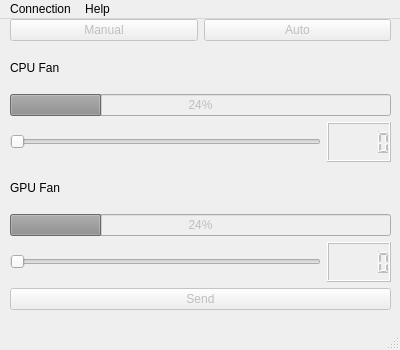
Old version of the form Qt/mainwindow.ui in the repository mbober1/ESPCooling.
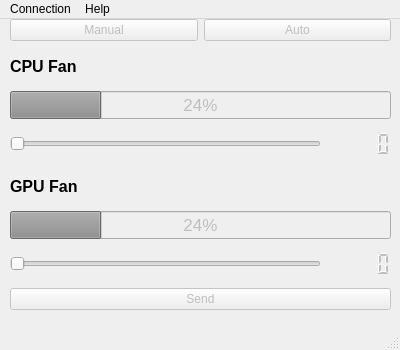
New version of the form. Icons and pictures are not drawn.

Diff of the .ui file:
```diff
--- a/Qt/mainwindow.ui
+++ b/Qt/mainwindow.ui
@@ -52,6 +52,13 @@
       <layout class="QGridLayout" name="cpuLayout">
        <item row="0" column="0">
         <widget class="QLabel" name="cpuLabel">
+         <property name="font">
+          <font>
+           <pointsize>12</pointsize>
+           <weight>75</weight>
+           <bold>true</bold>
+          </font>
+         </property>
          <property name="text">
           <string>CPU Fan</string>
          </property>
@@ -74,6 +81,14 @@
            <property name="enabled">
             <bool>false</bool>
            </property>
+           <property name="font">
+            <font>
+             <pointsize>13</pointsize>
+            </font>
+           </property>
+           <property name="frameShape">
+            <enum>QFrame::NoFrame</enum>
+           </property>
           </widget>
          </item>
         </layout>
@@ -83,6 +98,11 @@
          <property name="enabled">
           <bool>false</bool>
          </property>
+         <property name="font">
+          <font>
+           <pointsize>13</pointsize>
+          </font>
+         </property>
          <property name="value">
           <number>24</number>
          </property>
@@ -94,6 +114,13 @@
       <layout class="QGridLayout" name="gpuLayout">
        <item row="0" column="0">
         <widget class="QLabel" name="gpuLabel">
+         <property name="font">
+          <font>
+           <pointsize>12</pointsize>
+           <weight>75</weight>
+           <bold>true</bold>
+          </font>
+         </property>
          <property name="text">
           <string>GPU Fan</string>
          </property>
@@ -104,6 +131,13 @@
          <property name="enabled">
           <bool>false</bool>
          </property>
+         <property name="font">
+          <font>
+           <pointsize>13</pointsize>
+           <weight>50</weight>
+           <bold>false</bold>
+          </font>
+         </property>
          <property name="value">
           <number>24</number>
          </property>
@@ -126,6 +160,16 @@
            <property name="enabled">
             <bool>false</bool>
            </property>
+           <property name="font">
+            <font>
+             <pointsize>13</pointsize>
+             <weight>50</weight>
+             <bold>false</bold>
+            </font>
+           </property>
+           <property name="frameShape">
+            <enum>QFrame::NoFrame</enum>
+           </property>
           </widget>
          </item>
         </layout>
```
Left out of the diff: 40 changed lines with no effect on the pictures.
